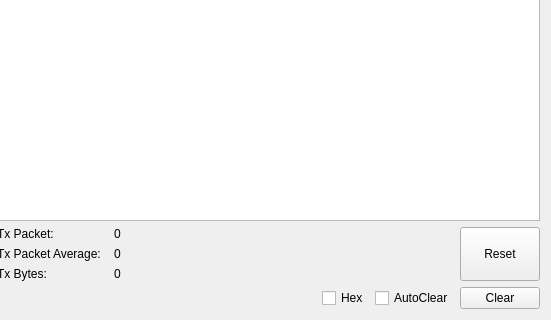
Old version of the form OneBox/UDPServer/UdpServerWidget.ui in the repository caijun2020/OneBox; both pictures show x 249 to 800 and y 280 to 600 of the 800 by 600 pixel window.
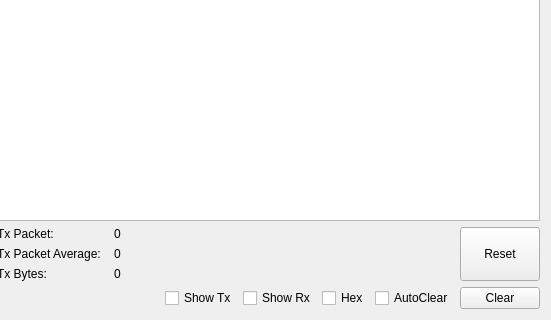
New version of the form.

Commit message: V1.0 2021-Dec-10 1. Add Show Tx/Rx checkbox in class TcoClientWidget/TcpServerWidget/UdpServerWidget/UdpClientWidget

The edit to the form file:
```diff
--- a/OneBox/UDPServer/UdpServerWidget.ui
+++ b/OneBox/UDPServer/UdpServerWidget.ui
@@ -296,6 +296,20 @@
        </property>
       </spacer>
      </item>
+     <item>
+      <widget class="QCheckBox" name="checkBox_showTx">
+       <property name="text">
+        <string>Show Tx</string>
+       </property>
+      </widget>
+     </item>
+     <item>
+      <widget class="QCheckBox" name="checkBox_showRx">
+       <property name="text">
+        <string>Show Rx</string>
+       </property>
+      </widget>
+     </item>
      <item>
       <widget class="QCheckBox" name="checkBox_hex">
        <property name="text">
```
The commit also changes 16 other files.
